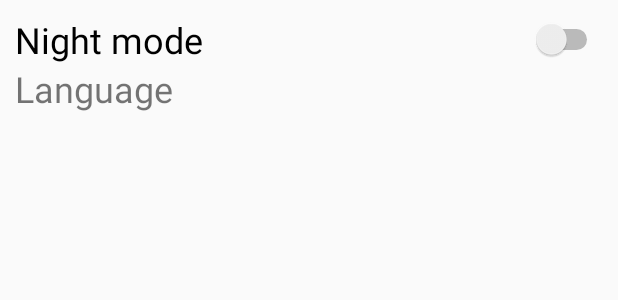
After one commit to JodaVz/air1815---watchme, an Android app: the layout settings.xml on its own in the app's theme, with its tools: preview values and no code run, on a phone screen of 412 x 824 dp. The commit adds this screen. Shown: the top 300 px of the screen. Run offline under Robolectric (Android 15) with nearby library versions, the phone set to English and light mode, and no system bars.

Commit message:
Created xml and java file for settings

```diff
--- a/app/build.gradle
+++ b/app/build.gradle
@@ -33,6 +33,8 @@ dependencies {
     implementation 'com.squareup.okhttp3:okhttp:3.12.0'
     implementation 'com.squareup.retrofit2:retrofit:2.5.0'
     implementation 'com.squareup.retrofit2:converter-gson:2.5.0'
+
+    //Picasso
     implementation 'com.squareup.picasso:picasso:2.71828'
     implementation 'com.android.support:recyclerview-v7:28.0.0'
 }
--- /dev/null
+++ b/app/src/main/res/layout/settings.xml
@@ -0,0 +1,21 @@
+<?xml version="1.0" encoding="utf-8"?>
+<LinearLayout xmlns:android="http://schemas.android.com/apk/res/android"
+    android:layout_width="match_parent"
+    android:layout_height="match_parent"
+    android:layout_margin="10dp"
+    android:orientation="vertical">
+
+    <Switch
+        android:layout_width="match_parent"
+        android:layout_height="wrap_content"
+        android:textSize="24dp"
+        android:text="@string/night_mode"/>
+
+    <TextView
+        android:layout_width="match_parent"
+        android:layout_height="wrap_content"
+        android:textSize="24dp"
+        android:text="@string/language"
+        android:gravity="left"/>
+
+</LinearLayout>
--- a/app/src/main/res/values/strings.xml
+++ b/app/src/main/res/values/strings.xml
@@ -12,4 +12,6 @@
     <string name="movies">Movies</string>
     <string name="tv_series">TV series</string>
     <string name="settings">Settings</string>
+    <string name="night_mode">Night mode</string>
+    <string name="language">Language</string>
 </resources>
```
Also changed, not shown: app/src/main/java/hr/foi/watchme/Settings.java (added, +18 -0 lines), app/src/main/java/hr/foi/watchme/SettingsActivity.java (added, +33 -0 lines).
